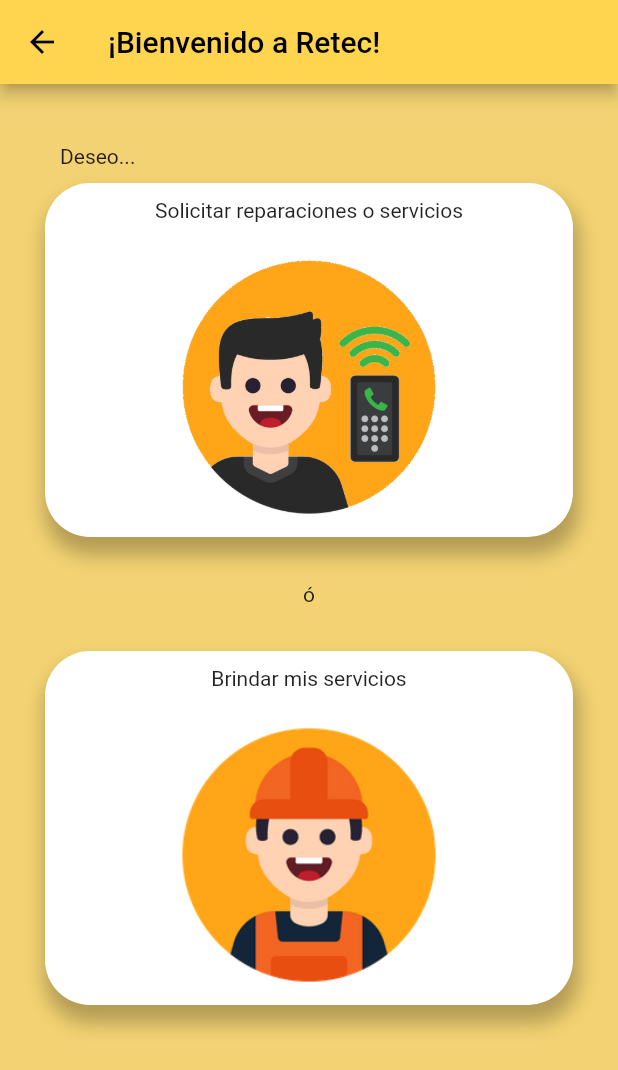
After one commit to ariel131998/aplicacion_retec, a Flutter app: the screen it shows after launch, after a tap on "Registrarse", on a phone screen of 412 x 824 dp. The commit adds this screen. Shown: the top 1070 px of the screen. Run offline on Flutter 3.47's test engine with Material 2 defaults, Android fonts, the phone set to English and light mode, and no system bars.

Commit message:
login y register pages

```diff
--- a/lib/routes/routes.dart
+++ b/lib/routes/routes.dart
@@ -1,10 +1,17 @@
 import 'package:flutter/material.dart';
+import 'package:flutter_retec/src/pages/bienvenida_page.dart';
 import 'package:flutter_retec/src/pages/cliente_screen.dart';
 import 'package:flutter_retec/src/pages/login_screen.dart';
+import 'package:flutter_retec/src/pages/registro_cliente_page.dart';
+import 'package:flutter_retec/src/pages/registro_retec_page.dart';
 
 Map<String, WidgetBuilder> getAplicationRoutes() {
   return <String, WidgetBuilder>{
-    '/LoginScreen': (context) => const LoginScreen(), //ariel
-    '/ClienteScreen': (context) => const ClienteScreen() // ariel
+    '/LoginScreen': (context) => const LoginScreen(),     //ariel
+    '/ClienteScreen': (context) => const ClienteScreen(), // ariel
+    '/BienvenidaPage': (context) => const BienvenidaPage(),     //Isaac
+    '/RegistroClientePage': (context) => const RegistroClientePage(),     //Isaac
+    '/RegistroRetecPage': (context) => const RegistroRetecPage(),     //Isaac
+
   };
 }
--- /dev/null
+++ b/lib/src/pages/bienvenida_page.dart
@@ -0,0 +1,110 @@
+import 'package:flutter/material.dart';
+
+class BienvenidaPage extends StatelessWidget {
+  const BienvenidaPage({Key? key}) : super(key: key);
+  final boxHeight = 30.0;
+  @override
+  Widget build(BuildContext context) {
+    return Scaffold(
+      appBar: AppBar(
+        title: Text('¡Bienvenido a Retec!'),
+      ),
+      backgroundColor: Color.fromRGBO(242,210,114, 2.0),
+      body: ListView(
+        padding: EdgeInsets.all(30.0),
+        children: <Widget>[
+          Container(
+            padding: EdgeInsets.all(10.0),
+            child: Text('Deseo...'),
+          ),
+          _botonCliente(context),
+          SizedBox(height: boxHeight),
+          Container(
+            alignment: Alignment.center,
+            child: Text('ó'),
+          ),
+          SizedBox(height: boxHeight),
+          _botonRetec(context),
+        ],
+      ),
+    );
+  }
+
+  Widget _botonCliente(BuildContext context) {
+    final card = Container(
+      child: Column(
+        children: <Widget>[
+          Container(
+              padding: EdgeInsets.all(10.0),
+              child: Text('Solicitar reparaciones o servicios')),
+          Image(
+            image: AssetImage('assets/cliente.png'),
+            height: 200.0,
+            fit: BoxFit.cover,
+          ),
+        ],
+      ),
+    );
+
+    return GestureDetector(
+      onTap: () => Navigator.pushNamed(context, '/RegistroClientePage'),
+      child: Container(
+        child: ClipRRect(
+          borderRadius: BorderRadius.circular(30.0),
+          child: card,
+        ),
+        decoration: BoxDecoration(
+          borderRadius: BorderRadius.circular(30.0),
+          color: Colors.white,
+          boxShadow: <BoxShadow>[
+            BoxShadow(
+              color: Colors.black26,
+              blurRadius: 10.0,
+              spreadRadius: 2.0,
+              offset: Offset(2.0, 10.0),
+            )
+          ],
+        ),
+      ),
+    );
+  }
+
+  Widget _botonRetec(BuildContext context) {
+    final card = Container(
+      child: Column(
+        children: <Widget>[
+          Container(
+              padding: EdgeInsets.all(10.0),
+              child: Text('Brindar mis servicios')),
+          Image(
+            image: AssetImage('assets/retec.png'),
+            height: 200.0,
+            fit: BoxFit.cover,
+          ),
+        ],
+      ),
+    );
+
+    return GestureDetector(
+      onTap: () => Navigator.pushNamed(context, '/RegistroRetecPage'),
+      child: Container(
+        child: ClipRRect(
+          borderRadius: BorderRadius.circular(30.0),
+          child: card,
+        ),
+        decoration: BoxDecoration(
+          borderRadius: BorderRadius.circular(30.0),
+          color: Colors.white,
+          boxShadow: <BoxShadow>[
+            BoxShadow(
+              color: Colors.black26,
+              blurRadius: 10.0,
+              spreadRadius: 2.0,
+              offset: Offset(2.0, 10.0),
+            )
+          ],
+        ),
+      ),
+    );
+  }
+}
--- a/lib/src/pages/login_screen.dart
+++ b/lib/src/pages/login_screen.dart
@@ -26,6 +26,8 @@ class LoginScreen extends StatelessWidget {
           passwordTextField(),
           const SizedBox(height: 15.0),
           _bottonLogin(),
+          const SizedBox(height: 15.0),
+          _buttonRegistro(),
           const SizedBox(height: 15.0),
           _TextRecuperarCont(),
         ],
@@ -103,6 +105,19 @@ class LoginScreen extends StatelessWidget {
       );
     });
   }
+
+  Widget _buttonRegistro() {
+    return StreamBuilder(
+      builder: (BuildContext context, AsyncSnapshot snapshot){
+        return TextButton(
+          onPressed: (){
+            Navigator.pushNamed(context, '/BienvenidaPage');
+          },
+          child: Text('Registrarse')
+        );
+      }
+    );
+  }
 }
 
 
```
Also changed, not shown: lib/src/pages/registro_cliente_page.dart (added, +184 -0 lines), lib/src/pages/registro_retec_page.dart (added, +266 -0 lines), assets/cliente.png (added), assets/retec.png (added).
